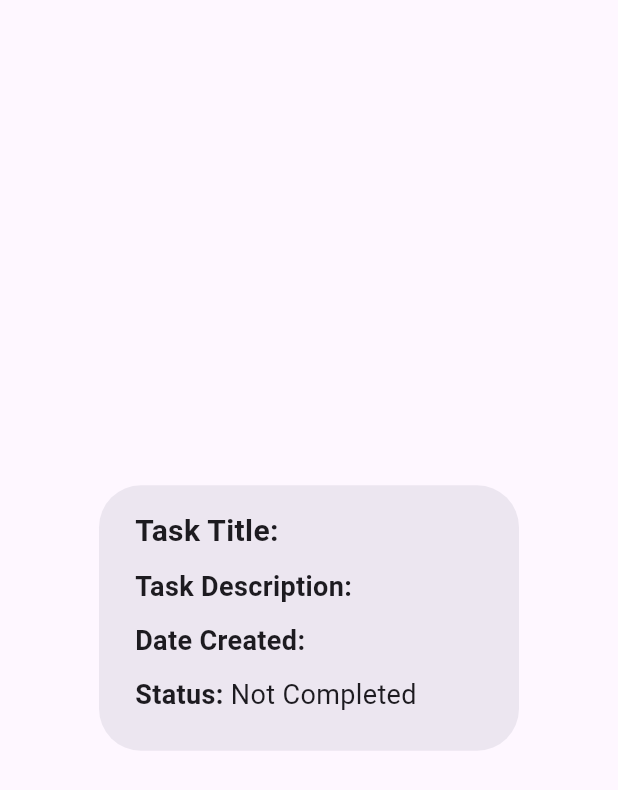
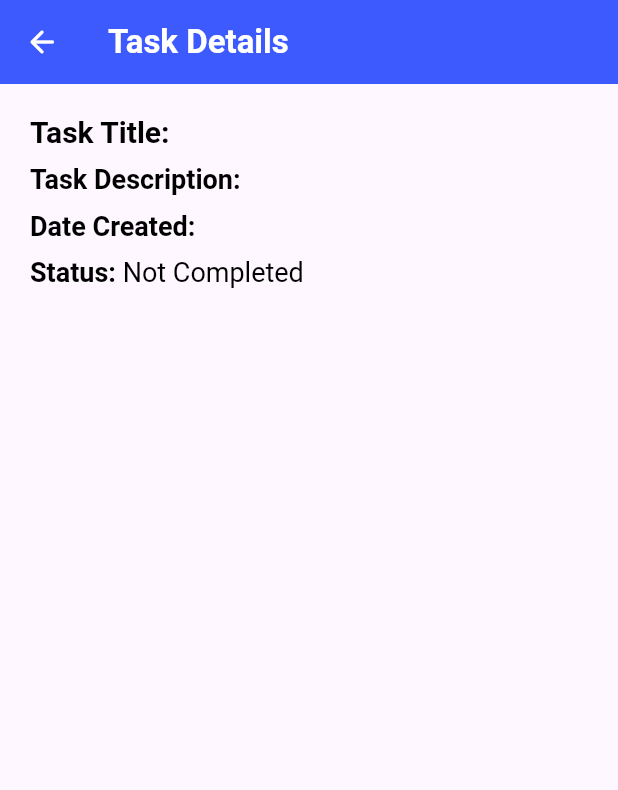
Before and after one commit to ICN-1/MyTaskAppFutter, a Flutter app: the TaskDetailsScreen screen opened directly with empty values, on a phone screen of 412 x 824 dp. Shown: the top 790 px of the screen. Run offline on Flutter 3.47's test engine with Material 3 defaults, Android fonts, the phone set to English and light mode, and no system bars; our stand-ins replace flutter_slidable, get.

Commit message:
I have changed the dialog box to a screen

```diff
--- a/icn_task_application/lib/other_pages/home_page.dart
+++ b/icn_task_application/lib/other_pages/home_page.dart
@@ -137,7 +137,7 @@ class _HomePageState extends State<HomePage> {
                 itemBuilder: (context, index) {
                   final task = taskController.taskList[index];
                   return RectangularCard(
-                    onSelect: () => Get.dialog(TaskDetailsScreen(task: task)),
+                    onSelect: () => Get.to(TaskDetailsScreen(task: task)),
                     onEdit: () => taskController.editTask(index, context, task),
                     onChanged: (value) => taskController.toggleTaskCompletion(index),
                     onDelete: (context) => taskController.deleteTask(index),
--- a/icn_task_application/lib/other_pages/task_details_screen.dart
+++ b/icn_task_application/lib/other_pages/task_details_screen.dart
@@ -1,4 +1,5 @@
 import 'package:flutter/material.dart';
+import 'package:get/get.dart';
 import 'package:icn_task_application/models/task.dart';
 
 class TaskDetailsScreen extends StatelessWidget {
@@ -7,83 +8,126 @@ class TaskDetailsScreen extends StatelessWidget {
 
   @override
   Widget build(BuildContext context) {
-    return AlertDialog(
-      content: SingleChildScrollView(
+    return SafeArea(
+      child: Scaffold(
+        appBar: AppBar(
+          leading: GestureDetector(
+            onTap: () => Get.back(),
+            child: Icon(
+              Icons.arrow_back_rounded,
+              color: Colors.white,
+            ),
+          ),
+          title: Text(
+            'Task Details',
+            style: TextStyle(
+              fontWeight: FontWeight.bold,
+              fontSize: 22.0,
+              color: Colors.white
+            ),
+          ),
+          backgroundColor: Colors.indigoAccent[400],
+        ),
+        body: SingleChildScrollView(
+          child: Padding(
+            padding: const EdgeInsets.all(20.0),
             child: Column(
-          mainAxisSize: MainAxisSize.min,
               crossAxisAlignment: CrossAxisAlignment.start,
               children: [
-            Row(
+                RichText(
+                  textAlign: TextAlign.left,
+                  text: TextSpan(
                     children: [
-                Text(
-                  'Task Title: ',
+                      TextSpan(
+                        text: 'Task Title: ',
                         style: TextStyle(
                           fontSize: 20,
-                    fontWeight: FontWeight.bold),
+                          fontWeight: FontWeight.bold,
+                          color: Colors.black,
                         ),
-
-                Text(
-                  task.title ?? 'No Title',
+                      ),
+                      TextSpan(
+                        text: task.title ?? 'No Title',
                         style: TextStyle(
                           fontSize: 18,
-                    fontWeight: FontWeight.bold),
+                          color: Colors.black,
+                        ),
                       ),
                     ],
                   ),
+                ),
                 SizedBox(height: 10),
-            Row(
+                RichText(
+                  textAlign: TextAlign.left,
+                  text: TextSpan(
                     children: [
-                Text(
-                  'Task Description: ',
+                      TextSpan(
+                        text: 'Task Description: ',
                         style: TextStyle(
                           fontSize: 18,
-                    fontWeight: FontWeight.bold
+                          fontWeight: FontWeight.bold,
+                          color: Colors.black,
                         ),
                       ),
-
-                Text(
-                  task.description ?? 'No Description',
-                  style: TextStyle(fontSize: 18),
-                )
+                      TextSpan(
+                        text: task.description ?? 'No Description',
+                        style: TextStyle(
+                          fontSize: 18,
+                          color: Colors.black,
+                        ),
+                      ),
                     ],
                   ),
+                ),
                 SizedBox(height: 10),
-            Row(
+                RichText(
+                  textAlign: TextAlign.left,
+                  text: TextSpan(
                     children: [
-                Text(
-                  'Date Created: ',
+                      TextSpan(
+                        text: 'Date Created: ',
                         style: TextStyle(
                           fontSize: 18,
-                    fontWeight: FontWeight.bold
+                          fontWeight: FontWeight.bold,
+                          color: Colors.black,
                         ),
                       ),
-
-                Text(
-                  task.dateCreated ?? 'No Date',
+                      TextSpan(
+                        text: task.dateCreated ?? 'No Date',
                         style: TextStyle(
-                    fontSize: 18
+                          fontSize: 18,
+                          color: Colors.black,
                         ),
-                )
+                      ),
                     ],
                   ),
+                ),
                 SizedBox(height: 10),
-            Row(
+                RichText(
+                  textAlign: TextAlign.left,
+                  text: TextSpan(
                     children: [
-                Text(
-                  'Status: ',
+                      TextSpan(
+                        text: 'Status: ',
                         style: TextStyle(
                           fontSize: 18,
-                    fontWeight: FontWeight.bold
+                          fontWeight: FontWeight.bold,
+                          color: Colors.black,
                         ),
                       ),
-
-                Text(
-                  task.isCompleted ? "Completed" : "Not Completed",
-                  style: TextStyle(fontSize: 18),
-                )
+                      TextSpan(
+                        text: task.isCompleted ? "Completed" : "Not Completed",
+                        style: TextStyle(
+                          fontSize: 18,
+                          color: Colors.black,
+                        ),
+                      ),
                     ],
                   ),
+                ),
               ],
+            ),
+          ),
         ),
       ),
     );
```
Also changed, not shown: 2 other files. Lines whose indentation alone changed are shown as unchanged.
